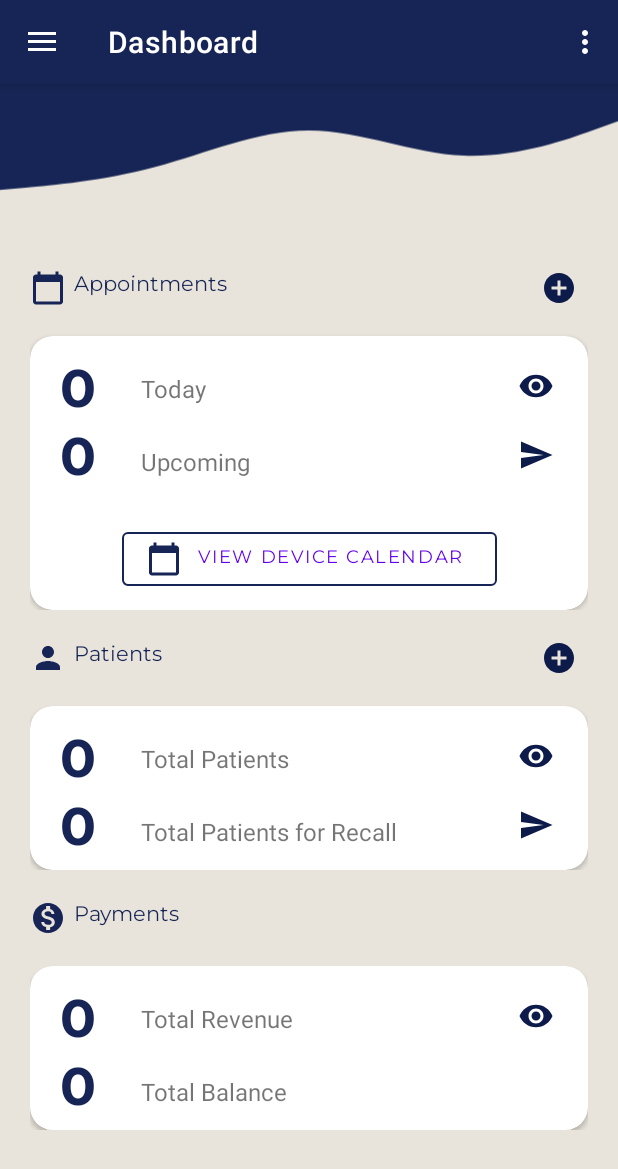
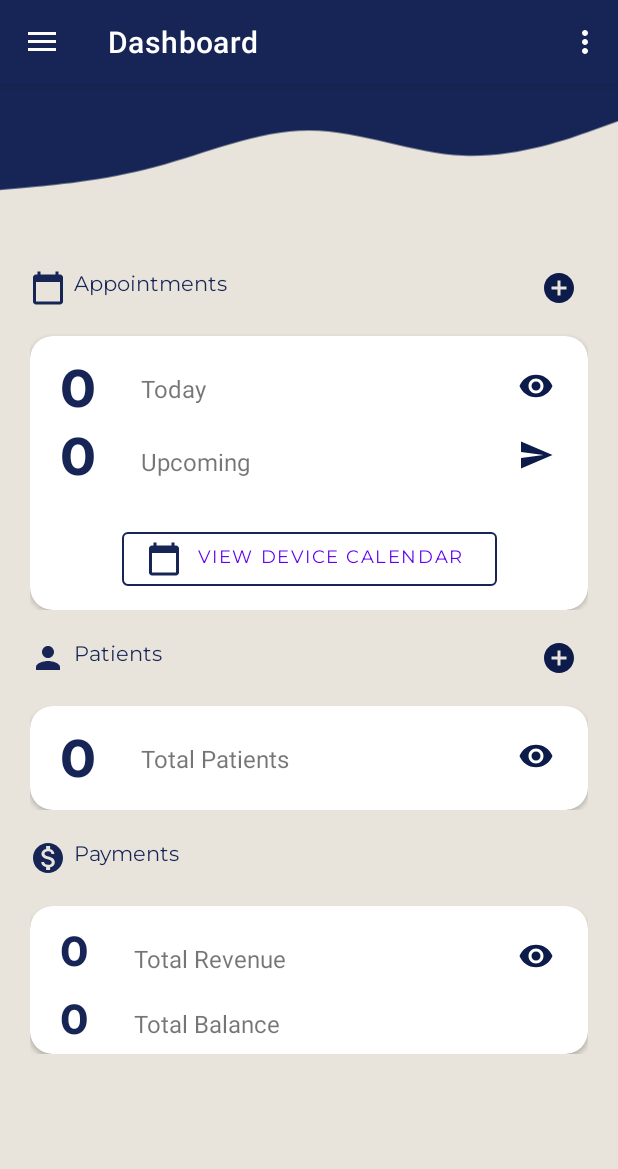
Before and after one commit to lawrenze13/PMIS2, an Android app: the screen it shows after launch once a user with an empty profile is signed in (HomeActivity), on a phone screen of 412 x 824 dp. Shown: the top 1169 px of the screen. Run offline under Robolectric (Android 15) with nearby library versions, the phone set to English and light mode, and no system bars; our stand-ins replace Firebase (no records; nobody signed in at launch, a user with empty details on screens opened directly), navigation-ui; 6 statements that could not run were skipped.

Commit message:
Second Commit

```diff
--- a/app/src/main/java/com/example/pmis/AddPatientActivity.java
+++ b/app/src/main/java/com/example/pmis/AddPatientActivity.java
@@ -15,6 +15,7 @@ import android.net.Uri;
 import android.os.Bundle;
 import android.provider.MediaStore;
 import android.util.Log;
+import android.util.Patterns;
 import android.view.View;
 import android.widget.Button;
 import android.widget.DatePicker;
@@ -235,6 +236,11 @@ public class AddPatientActivity extends AppCompatActivity {
         String address = etPAddress.getText().toString().trim();
         String notes = etPNotes.getText().toString().trim();
         String birthDate = etPatientBirthdate.getText().toString().trim();
+        if(!Patterns.EMAIL_ADDRESS.matcher(email).matches()){
+            etPEmail.setError("Please Provide a valid Email");
+            etPEmail.requestFocus();
+            return false;
+        }
         if(firstName.equals("")){
             etPFirstName.setError("First Name is required.");
             etPFirstName.requestFocus();
--- a/app/src/main/java/com/example/pmis/AddPatientPaymentActivity.java
+++ b/app/src/main/java/com/example/pmis/AddPatientPaymentActivity.java
@@ -281,7 +281,7 @@ public class AddPatientPaymentActivity extends AppCompatActivity implements Date
             return  false;
         }
         if(remarks.isEmpty()){
-            etPayRemarks.setError("Total Amount is required.");
+            etPayRemarks.setError("Remarks is required.");
             etPayRemarks.requestFocus();
             return false;
         }
@@ -297,7 +297,7 @@ public class AddPatientPaymentActivity extends AppCompatActivity implements Date
                 return false;
             }
             if (initialRemarks.isEmpty()) {
-                etPayInitialRemarks.setError("Total Amount is required.");
+                etPayInitialRemarks.setError("Remarks is required.");
                 etPayInitialRemarks.requestFocus();
                 return false;
             }
--- a/app/src/main/java/com/example/pmis/AddScheduleActivity.java
+++ b/app/src/main/java/com/example/pmis/AddScheduleActivity.java
@@ -146,6 +146,7 @@ public class AddScheduleActivity extends AppCompatActivity  implements DatePicke
                             saveRef.child(scheduleKey).setValue(schedule).addOnSuccessListener(new OnSuccessListener<Void>() {
                                 @Override
                                 public void onSuccess(Void aVoid) {
+
                                     Toast.makeText(AddScheduleActivity.this, "Schedule added succesfully", Toast.LENGTH_LONG).show();
                                     finish();
                                 }
--- a/app/src/main/res/layout/fragment_dashboard2.xml
+++ b/app/src/main/res/layout/fragment_dashboard2.xml
@@ -238,41 +238,20 @@
                             app:layout_constraintEnd_toEndOf="parent"
                             app:layout_constraintTop_toTopOf="parent" />
 
-                        <ImageButton
-                            android:id="@+id/ibSendPatients"
-                            android:layout_width="39dp"
-                            android:layout_height="36dp"
-                            android:layout_marginTop="10dp"
-                            android:layout_marginEnd="15dp"
-                            android:background="@android:color/transparent"
-                            android:src="@drawable/ic_baseline_send_24"
-                            app:layout_constraintEnd_toEndOf="parent"
-                            app:layout_constraintTop_toBottomOf="@+id/ibViewPatients" />
-
                         <TextView
                             android:id="@+id/tvTotalPatient"
                             android:layout_width="wrap_content"
                             android:layout_height="45dp"
                             android:layout_marginStart="20dp"
                             android:layout_marginTop="12dp"
+                            android:layout_marginBottom="12dp"
                             android:fontFamily="@font/montserrat_bold"
                             android:text="0"
                             android:textColor="@color/bgPrimary"
                             android:textSize="35sp"
+                            app:layout_constraintBottom_toBottomOf="parent"
                             app:layout_constraintStart_toStartOf="parent"
                             app:layout_constraintTop_toTopOf="parent" />
-
-                        <TextView
-                            android:id="@+id/tvTotalPatientRecall"
-                            android:layout_width="wrap_content"
-                            android:layout_height="wrap_content"
-                            android:layout_marginStart="20dp"
-                            android:fontFamily="@font/montserrat_bold"
-                            android:text="0"
-                            android:textColor="@color/bgPrimary"
-                            android:textSize="35sp"
-                            app:layout_constraintStart_toStartOf="parent"
-                            app:layout_constraintTop_toBottomOf="@+id/tvTotalPatient" />
 
                         <TextView
                             android:id="@+id/tvlabelpatients"
@@ -284,17 +263,6 @@
                             app:layout_constraintBottom_toBottomOf="@+id/tvTotalPatient"
                             app:layout_constraintStart_toEndOf="@+id/tvTotalPatient"
                             app:layout_constraintTop_toTopOf="@+id/tvTotalPatient" />
-
-                        <TextView
-                            android:id="@+id/tvlabelrecall"
-                            android:layout_width="wrap_content"
-                            android:layout_height="wrap_content"
-                            android:layout_marginStart="30dp"
-                            android:text="Total Patients for Recall"
-                            android:textSize="16sp"
-                            app:layout_constraintBottom_toBottomOf="@+id/tvTotalPatientRecall"
-                            app:layout_constraintStart_toEndOf="@+id/tvTotalPatient"
-                            app:layout_constraintTop_toBottomOf="@+id/tvTotalPatient" />
 
                     </androidx.constraintlayout.widget.ConstraintLayout>
 
@@ -362,7 +330,7 @@
                             android:fontFamily="@font/montserrat_bold"
                             android:text="0"
                             android:textColor="@color/bgPrimary"
-                            android:textSize="35sp"
+                            android:textSize="28sp"
                             app:layout_constraintStart_toStartOf="parent"
                             app:layout_constraintTop_toTopOf="parent" />
 
@@ -374,7 +342,7 @@
                             android:fontFamily="@font/montserrat_bold"
                             android:text="0"
                             android:textColor="@color/bgPrimary"
-                            android:textSize="35sp"
+                            android:textSize="28sp"
                             app:layout_constraintStart_toStartOf="parent"
                             app:layout_constraintTop_toBottomOf="@+id/tvTotalRevenue" />
 
```
Also changed, not shown: app/src/main/java/com/example/pmis/EditProfileActivity.java (+8 -0 lines), app/src/main/java/com/example/pmis/Helpers/InputFilterMax.java (added, +30 -0 lines).
